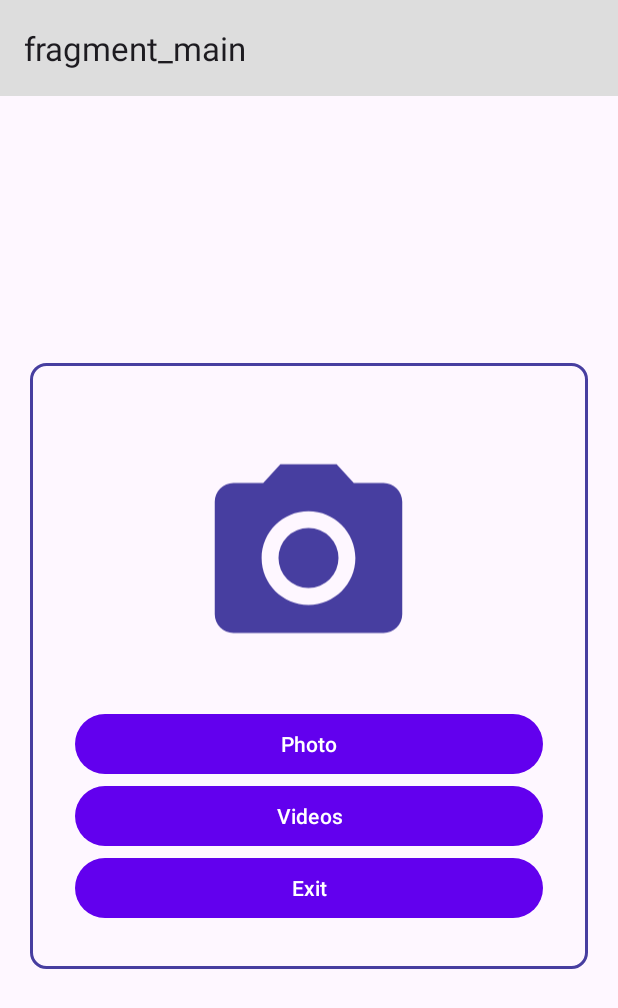
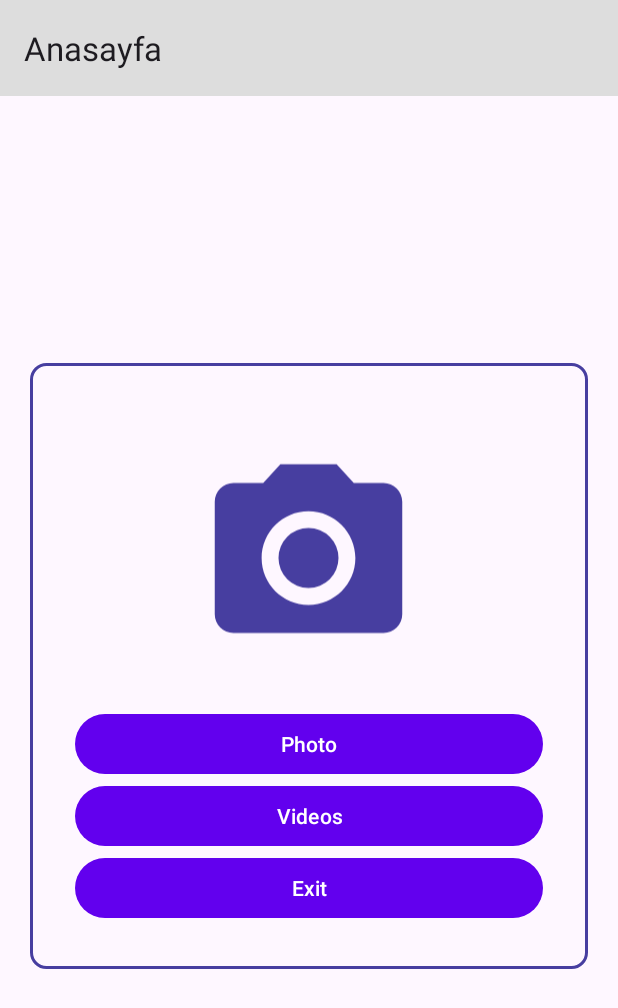
Before and after one commit to mustafaberk1996/Kadraj, an Android app: the screen it shows after launch (MainActivity), on a phone screen of 412 x 824 dp. Shown: the top 1008 px of the screen. Run offline under Robolectric (Android 15) with nearby library versions, the phone set to English and light mode, and no system bars; our stand-ins replace Dagger/Hilt's generated code, navigation-ui.

Commit message:
toolbar titles are updated

```diff
--- a/app/src/main/res/navigation/navigation_graph.xml
+++ b/app/src/main/res/navigation/navigation_graph.xml
@@ -8,7 +8,7 @@
     <fragment
         android:id="@+id/photosFragment"
         android:name="com.example.kadraj.ui.photoList.PhotosFragment"
-        android:label="fragment_photos"
+        android:label="Photo Page"
         tools:layout="@layout/fragment_photos" >
 
         <action
@@ -18,7 +18,7 @@
     <fragment
         android:id="@+id/videosFragment"
         android:name="com.example.kadraj.ui.videos.VideosFragment"
-        android:label="fragment_videos"
+        android:label="Video Page"
         tools:layout="@layout/fragment_videos" >
         <action
             android:id="@+id/action_videosFragment_to_mainFragment"
@@ -27,7 +27,7 @@
     <fragment
         android:id="@+id/mainFragment"
         android:name="com.example.kadraj.ui.MainFragment"
-        android:label="fragment_main"
+        android:label="Anasayfa"
         tools:layout="@layout/fragment_main" >
         <action
             android:id="@+id/action_mainFragment_to_photosFragment"
```
